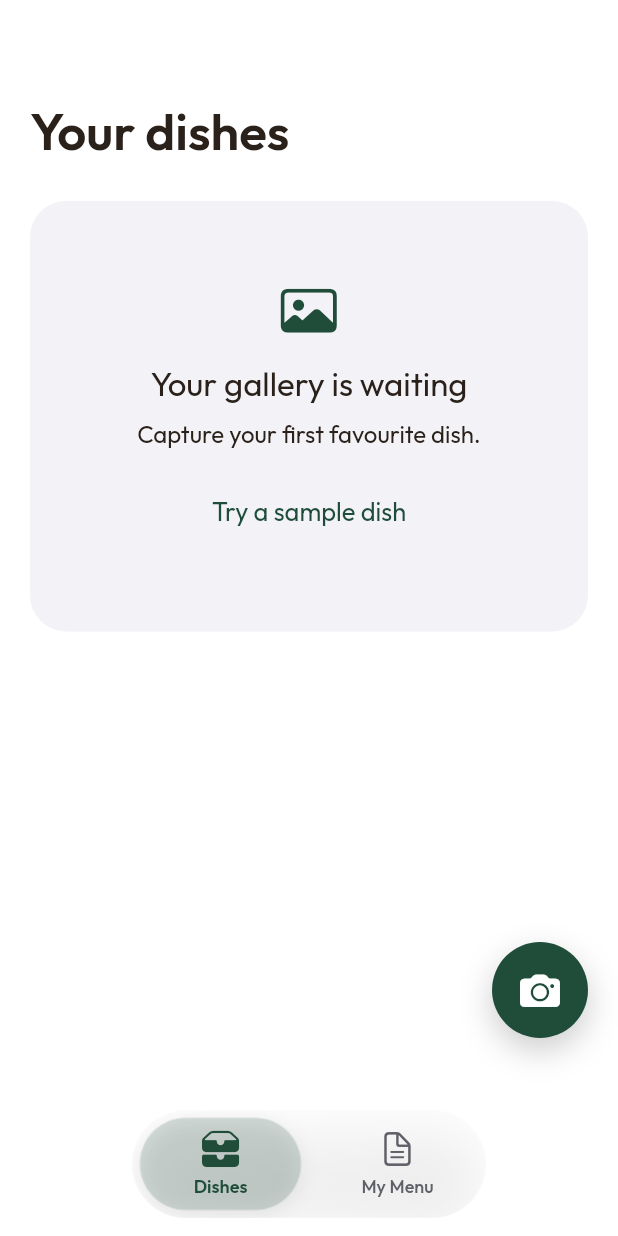
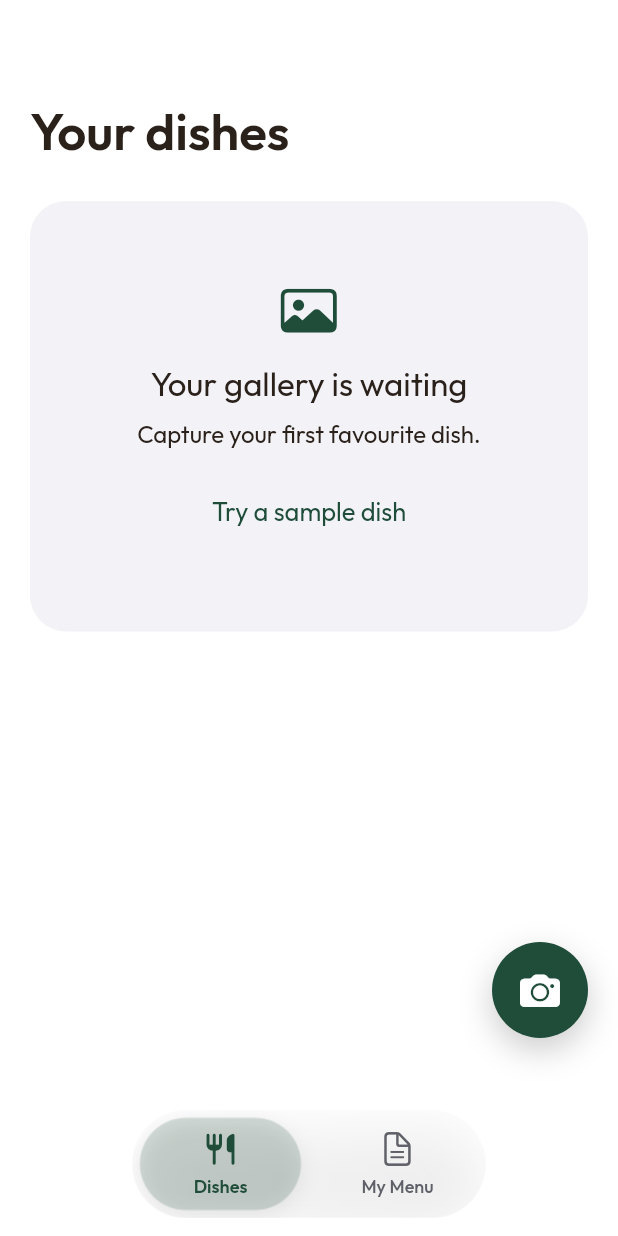
Before and after one commit to aswinckr/Hatch, a Flutter app: the screen it shows after launch, on a phone screen of 412 x 824 dp. Run offline on Flutter 3.47's test engine with Material 3 defaults, Android fonts, the phone set to English and light mode, and no system bars; our stand-ins replace image_picker, pdf, printing, shared_preferences.

Commit message:
style: use food icon for dishes tab

```diff
--- a/lib/app/floating_tab_bar.dart
+++ b/lib/app/floating_tab_bar.dart
@@ -1,5 +1,6 @@
 import 'dart:ui';
 import 'package:flutter/cupertino.dart';
+import 'package:flutter/material.dart' as material;
 import '../core/design/app_colors.dart';
 
 class FloatingTabBar extends StatelessWidget {
@@ -81,7 +82,7 @@ class FloatingTabBar extends StatelessWidget {
                         Expanded(
                           child: _Destination(
                             label: 'Dishes',
-                            icon: CupertinoIcons.tray_2_fill,
+                            icon: material.Icons.restaurant_rounded,
                             selected: selectedIndex == 0,
                             onTap: () => onSelected(0),
                           ),
```
